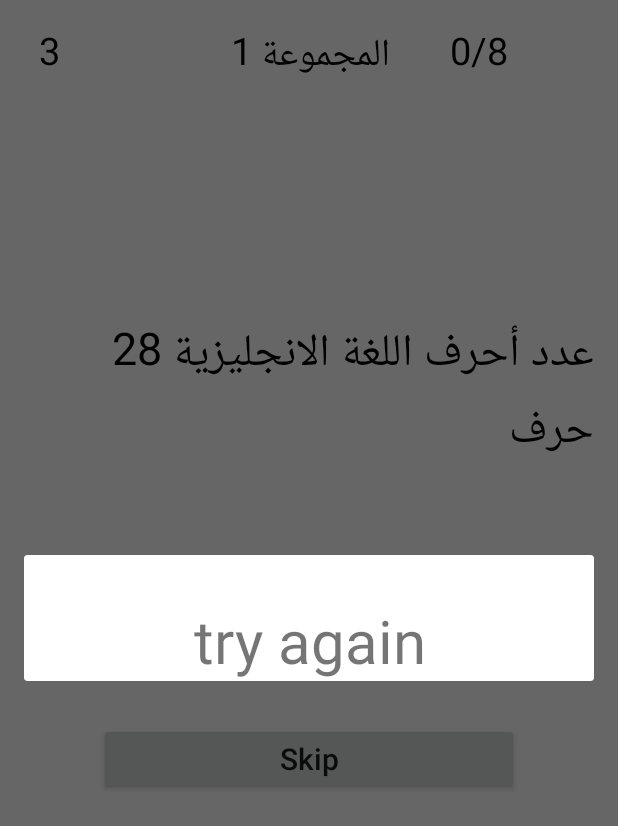
After one commit to BesanMansour/ProjectAndoid2_Puzzel, an Android app: the fragment MyDialog placed in its activity, on a phone screen of 412 x 824 dp. The commit adds this screen. Shown: the top 826 px of the screen. Run offline under Robolectric (Android 15) with nearby library versions, the phone set to English and light mode, and no system bars; our stand-ins replace Room's generated code; Roboto replaces fonts that are not available here; 1 statement that could not run was skipped.

Commit message:
Add Question

```diff
--- a/app/src/main/java/com/example/finalproject/Activity/LevelActivity.java
+++ b/app/src/main/java/com/example/finalproject/Activity/LevelActivity.java
@@ -29,6 +29,7 @@ public class LevelActivity extends AppCompatActivity {
     ActivityLevelBinding binding;
     ArrayList<Fragment> fragments;
     List<Level> levelList;
+    int point = 0;
 
     @Override
     protected void onCreate(Bundle savedInstanceState) {
@@ -42,12 +43,13 @@ public class LevelActivity extends AppCompatActivity {
         Intent intent = getIntent();
         int pos = intent.getIntExtra("position", 0) + 1;
 
-
         ViewModel viewModel = new ViewModelProvider(this).get(ViewModel.class);
 
         String assets = ParsJson.readFromAssets(getApplicationContext(), "json/jsonStr.json");
         ParsJson p = new ParsJson(this);
         p.readJson(assets);
+
+        binding.LevelNumPoint.setText(point+"/8");
 
         viewModel.AllLevel().observe(this, new Observer<List<Level>>() {
             @Override
@@ -57,7 +59,6 @@ public class LevelActivity extends AppCompatActivity {
                 binding.LevelTV.setText("المجموعة " + levelList.get(i).getId());
             }
         });
-
         viewModel.AllMystery().observe(this, new Observer<List<Mystery>>() {
             @Override
             public void onChanged(List<Mystery> mysteries) {
@@ -75,13 +76,13 @@ public class LevelActivity extends AppCompatActivity {
 
                         switch (patternId) {
                             case 1:
-                                fragments.add(TrueFalseFragment.newInstance(title, Boolean.parseBoolean(true_answer)));
+                                fragments.add(TrueFalseFragment.newInstance(title,true_answer));
                                 break;
                             case 2:
                                 fragments.add(ChooseFragment.newInstance(title, answer1, answer2, answer3, answer4, true_answer));
                                 break;
                             case 3:
-                                fragments.add(FillFragment.newInstance(title));
+                                fragments.add(FillFragment.newInstance(title,true_answer));
                                 break;
                         }
                         LevelAdapterFragment levelAdapterFragment = new LevelAdapterFragment(LevelActivity.this, fragments);
--- a/app/src/main/java/com/example/finalproject/Fragment/FillFragment.java
+++ b/app/src/main/java/com/example/finalproject/Fragment/FillFragment.java
@@ -7,9 +7,11 @@ import androidx.fragment.app.Fragment;
 import android.view.LayoutInflater;
 import android.view.View;
 import android.view.ViewGroup;
+import android.widget.Toast;
 
 import com.example.finalproject.R;
 import com.example.finalproject.databinding.FragmentFillBinding;
+import com.example.finalproject.modle.MyDialog;
 
 public class FillFragment extends Fragment {
 
@@ -17,15 +19,16 @@ public class FillFragment extends Fragment {
     private static final String ARG_Answer = "param2";
 
     private String title;
-//    private String answer;
+    public static String answer;
 
     public FillFragment() {
     }
-    public static FillFragment newInstance(String title) {
+
+    public static FillFragment newInstance(String title, String answer) {
         FillFragment fragment = new FillFragment();
         Bundle args = new Bundle();
         args.putString(ARG_TITLE, title);
-//        args.putString(ARG_Answer, answer);
+        args.putString(ARG_Answer, answer);
         fragment.setArguments(args);
         return fragment;
     }
@@ -35,16 +38,29 @@ public class FillFragment extends Fragment {
         super.onCreate(savedInstanceState);
         if (getArguments() != null) {
             title = getArguments().getString(ARG_TITLE);
-//            answer = getArguments().getString(ARG_Answer);
+            answer = getArguments().getString(ARG_Answer);
         }
     }
 
     @Override
     public View onCreateView(LayoutInflater inflater, ViewGroup container,
                              Bundle savedInstanceState) {
-        FragmentFillBinding binding = FragmentFillBinding.inflate(inflater,container,false);
+        FragmentFillBinding binding = FragmentFillBinding.inflate(inflater, container, false);
         binding.FillTitle.setText(title);
-//        binding.FillAnswer.setText(answer);
+//        boolean trueAnswer = answer.equals(binding.FillAnswer.getText().toString());
+        binding.CheckBtn.setOnClickListener(new View.OnClickListener() {
+            @Override
+            public void onClick(View view) {
+                    MyDialog myDialog = MyDialog.newInstanceDialogFill(answer);
+                    myDialog.show(getActivity().getSupportFragmentManager(), "dialogTrue");
+            }
+        });
+//        MyDialog myDialog = null;
+//        if (binding.FillAnswer.getText().toString() == null){
+//            myDialog.dismiss();
+//        }else{
+//
+//        }
         return binding.getRoot();
     }
 }
--- a/app/src/main/java/com/example/finalproject/Fragment/TrueFalseFragment.java
+++ b/app/src/main/java/com/example/finalproject/Fragment/TrueFalseFragment.java
@@ -1,43 +1,33 @@
 package com.example.finalproject.Fragment;
 
-import android.content.Intent;
 import android.os.Bundle;
 
 import androidx.fragment.app.Fragment;
-import androidx.lifecycle.Observer;
-import androidx.lifecycle.ViewModelProvider;
 
-import android.util.Log;
 import android.view.LayoutInflater;
 import android.view.View;
 import android.view.ViewGroup;
 
-import com.example.finalproject.Json.ParsJson;
 import com.example.finalproject.databinding.FragmentTrueFalseBinding;
-
-import java.util.ArrayList;
-import java.util.List;
-import java.util.Observable;
-
-import RoomDatabase.Mystery;
-import RoomDatabase.ViewModel;
+import com.example.finalproject.modle.MyDialog;
 
 public class TrueFalseFragment extends Fragment {
     private static final String ARG_TITLE = "param1";
     private static final String ARG_Answer = "param2";
-//    ArrayList<Fragment> fragments;
 
     private String title;
-    private boolean answer;
+    private String answer;
+    boolean radioTrue;
+    boolean radioFalse;
 
     public TrueFalseFragment() {
     }
 
-    public static TrueFalseFragment newInstance(String title,boolean answer) {
+    public static TrueFalseFragment newInstance(String title, String answer) {
         TrueFalseFragment fragment = new TrueFalseFragment();
         Bundle args = new Bundle();
         args.putString(ARG_TITLE, title);
-        args.putBoolean(ARG_Answer, answer);
+        args.putString(ARG_Answer, answer);
         fragment.setArguments(args);
         return fragment;
     }
@@ -47,14 +37,32 @@ public class TrueFalseFragment extends Fragment {
         super.onCreate(savedInstanceState);
         if (getArguments() != null) {
             title = getArguments().getString(ARG_TITLE);
-            answer = getArguments().getBoolean(ARG_Answer);
+            answer = getArguments().getString(ARG_Answer);
         }
     }
+
     @Override
     public View onCreateView(LayoutInflater inflater, ViewGroup container,
                              Bundle savedInstanceState) {
-        FragmentTrueFalseBinding binding = FragmentTrueFalseBinding.inflate(inflater,container,false);
+        FragmentTrueFalseBinding binding = FragmentTrueFalseBinding.inflate(inflater, container, false);
         binding.FragTitle.setText(title);
+        radioTrue = answer.equals(binding.RadioTrue.getText().toString());
+        radioFalse = answer.equals(binding.RadioFalse.getText().toString());
+        binding.RadioTrue.setOnClickListener(new View.OnClickListener() {
+            @Override
+            public void onClick(View view) {
+                MyDialog myDialog = MyDialog.newInstanceDialog(radioTrue);
+                myDialog.show(getActivity().getSupportFragmentManager(), "dialogTrue");
+            }
+        });
+        binding.RadioFalse.setOnClickListener(new View.OnClickListener() {
+            @Override
+            public void onClick(View view) {
+                MyDialog myDialog = MyDialog.newInstanceDialog(radioFalse);
+                myDialog.show(getActivity().getSupportFragmentManager(), "dialogTrue");
+            }
+        });
+
         return binding.getRoot();
     }
 }
--- /dev/null
+++ b/app/src/main/java/com/example/finalproject/modle/MyDialog.java
@@ -0,0 +1,77 @@
+package com.example.finalproject.modle;
+
+import android.os.Bundle;
+import android.view.LayoutInflater;
+import android.view.View;
+import android.view.ViewGroup;
+import android.widget.RelativeLayout;
+import android.widget.Toast;
+
+import androidx.annotation.NonNull;
+import androidx.annotation.Nullable;
+import androidx.fragment.app.DialogFragment;
+
+import com.example.finalproject.Fragment.FillFragment;
+import com.example.finalproject.databinding.DialogBinding;
+
+public class MyDialog extends DialogFragment {
+    private static final String ARG_DIALOG = "trueAnswer";
+    private static final String ARG_DIALOG_FILL = "trueAnswer";
+
+    private boolean trueAnswer;
+    public static String answer;
+
+    public MyDialog() {
+    }
+
+    public static MyDialog newInstanceDialog(boolean trueAnswer) {
+        Bundle args = new Bundle();
+        MyDialog fragment = new MyDialog();
+        args.putBoolean(ARG_DIALOG, trueAnswer);
+        fragment.setArguments(args);
+        return fragment;
+    }
+
+    public static MyDialog newInstanceDialogFill(String answer) {
+        Bundle args = new Bundle();
+        MyDialog fragment = new MyDialog();
+        args.putString(ARG_DIALOG_FILL, answer);
+        fragment.setArguments(args);
+        return fragment;
+    }
+
+    @Override
+    public void onCreate(Bundle savedInstanceState) {
+        super.onCreate(savedInstanceState);
+        if (getArguments() != null) {
+            trueAnswer = getArguments().getBoolean(ARG_DIALOG);
+            answer = getArguments().getString(ARG_DIALOG_FILL);
+        }
+    }
+    @Nullable
+    @Override
+    public View onCreateView(@NonNull LayoutInflater inflater, @Nullable ViewGroup container, @Nullable Bundle savedInstanceState) {
+        DialogBinding dialogBinding = DialogBinding.inflate(inflater, container, false);
+        if (trueAnswer) {
+            dialogBinding.dialogTv.setText("Good");
+        }else if (!trueAnswer){
+            dialogBinding.dialogTv.setText("try again");
+        }
+        else if (answer.equals(FillFragment.answer)) {
+            dialogBinding.dialogTv.setText("Good");
+        }else if (!answer.equals(FillFragment.answer)){
+            dialogBinding.dialogTv.setText("try again");
+        }
+        Toast.makeText(getContext(), answer, Toast.LENGTH_SHORT).show();
+        return dialogBinding.getRoot();
+    }
+
+    @Override
+    public void onResume() {
+        super.onResume();
+        ViewGroup.LayoutParams params = getDialog().getWindow().getAttributes();
+        params.width = RelativeLayout.LayoutParams.MATCH_PARENT;
+        params.height = RelativeLayout.LayoutParams.WRAP_CONTENT;
+        getDialog().getWindow().setAttributes((android.view.WindowManager.LayoutParams) params);
+    }
+}
--- /dev/null
+++ b/app/src/main/res/layout/dialog.xml
@@ -0,0 +1,15 @@
+<?xml version="1.0" encoding="utf-8"?>
+<LinearLayout xmlns:android="http://schemas.android.com/apk/res/android"
+    android:layout_width="match_parent"
+    android:layout_height="match_parent"
+    android:orientation="vertical">
+
+    <TextView
+        android:layout_width="match_parent"
+        android:layout_height="wrap_content"
+        android:id="@+id/dialogTv"
+        android:text="good"
+        android:textSize="40sp"
+        android:gravity="center"
+        android:layout_marginTop="30dp"/>
+</LinearLayout>
```
Also changed, not shown: app/src/main/java/com/example/finalproject/Activity/SettingsActivity.java (+2 -14 lines), app/src/main/java/com/example/finalproject/Activity/SplashActivity.java (+10 -7 lines), app/src/main/java/com/example/finalproject/Fragment/ChooseFragment.java (+39 -1 lines), app/src/main/res/layout/fragment_fill.xml (+9 -0 lines).
